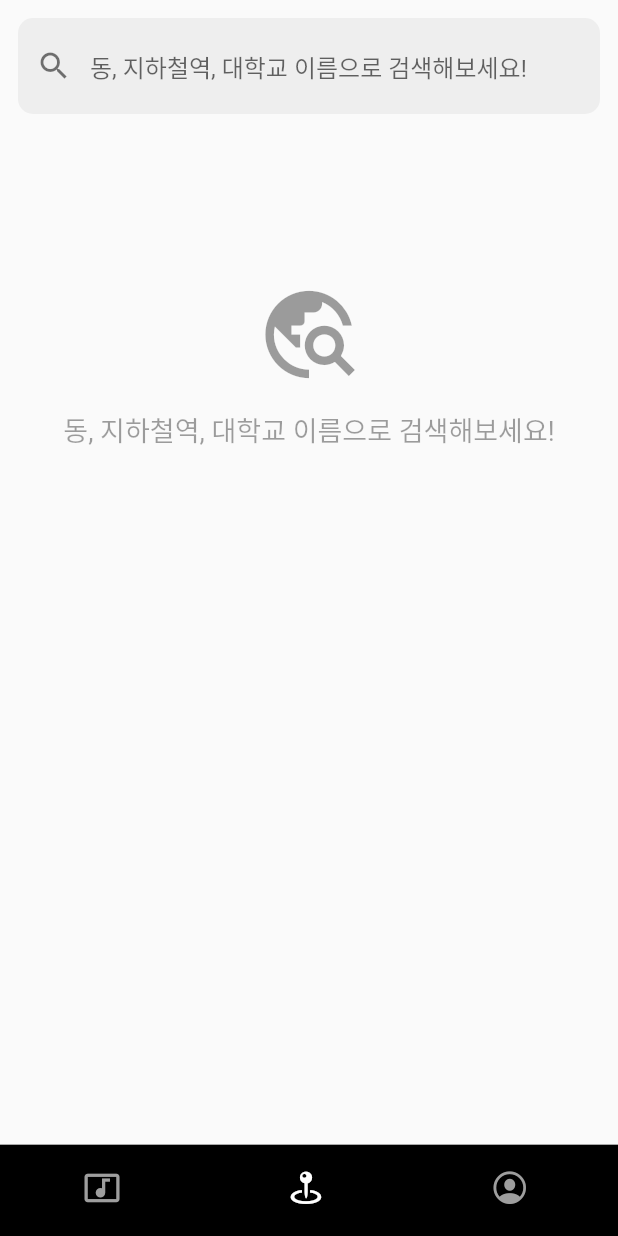
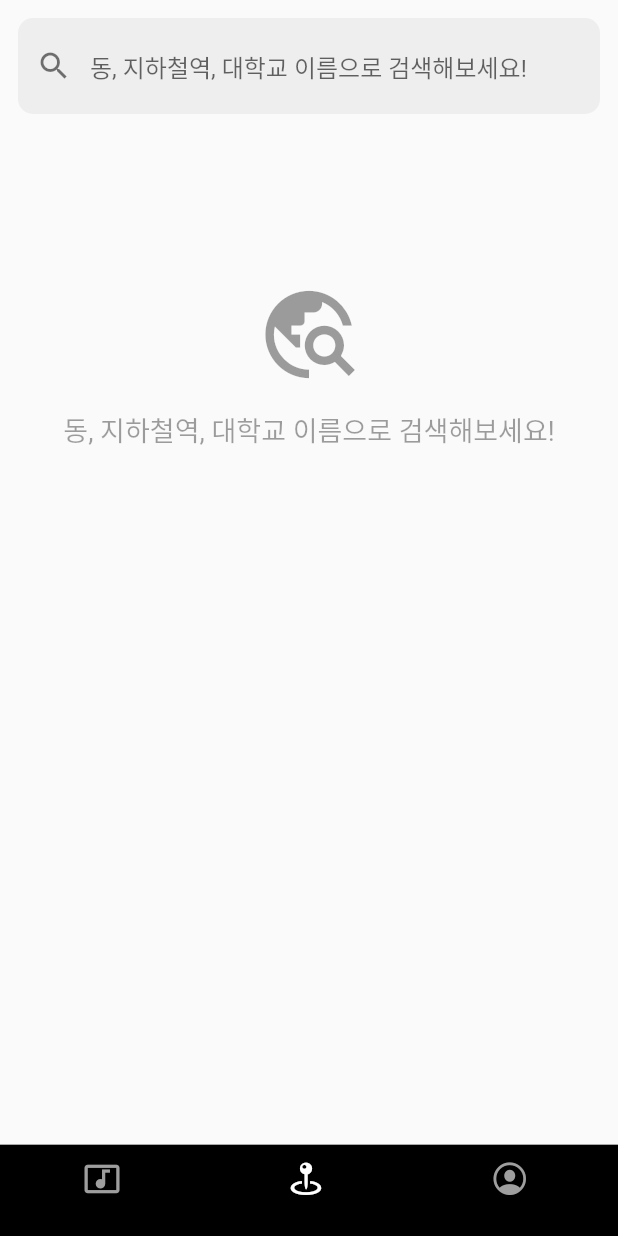
Before and after one commit to LegibleMedal670/shorts_restaurant, a Flutter app: the MapPage screen opened directly, on a phone screen of 412 x 824 dp. Run offline on Flutter 3.47's test engine with Material 3 defaults, Android fonts, the phone set to English and light mode, and no system bars; our stand-ins replace connectivity_plus, shimmer, video_player; network calls fail.

Commit message:
2025.01.31
BottomNavBar.dart
- UI조정 ( NavBar height 조정 )

ShortFormWidget.dart
- UI조정 ( VideoProgressIndicator padding 삭제 )

```diff
--- a/lib/Widgets/BottomNavBar.dart
+++ b/lib/Widgets/BottomNavBar.dart
@@ -7,13 +7,12 @@ import 'package:shorts_restaurant/Shorts/pages/VideoPage.dart';
 
 Widget BottomNavBar(BuildContext context, String page) {
   return Container(
+    padding: EdgeInsets.only(bottom: 15),
     height: (Platform.isIOS)
-        ? MediaQuery.of(context).size.height * (80 / 812)
+        ? MediaQuery.of(context).size.height * (70 / 812)
         : MediaQuery.of(context).size.height * (60 / 812),
     color: Colors.black,
-    child: Column(
-      children: [
-        Row(
+    child: Row(
       children: [
         // 쇼츠
         InkWell(
@@ -42,8 +41,8 @@ Widget BottomNavBar(BuildContext context, String page) {
             }
           },
           child: Container(
-                padding: EdgeInsets.only(
-                    top: MediaQuery.of(context).size.height * (16 / 812)),
+            // padding: EdgeInsets.only(
+            //     top: MediaQuery.of(context).size.height * (16 / 812)),
             color: Colors.transparent,
             width: MediaQuery.of(context).size.width * 0.33,
             child: Icon(
@@ -80,8 +79,8 @@ Widget BottomNavBar(BuildContext context, String page) {
             }
           },
           child: Container(
-                padding: EdgeInsets.only(
-                    top: MediaQuery.of(context).size.height * (16 / 812)),
+            // padding: EdgeInsets.only(
+            //     top: MediaQuery.of(context).size.height * (16 / 812)),
             color: Colors.transparent,
             width: MediaQuery.of(context).size.width * 0.33,
             child: Icon(
@@ -119,8 +118,8 @@ Widget BottomNavBar(BuildContext context, String page) {
             }
           },
           child: Container(
-                padding: EdgeInsets.only(
-                    top: MediaQuery.of(context).size.height * (16 / 812)),
+            // padding: EdgeInsets.only(
+            //     top: MediaQuery.of(context).size.height * (16 / 812)),
             color: Colors.transparent,
             width: MediaQuery.of(context).size.width * 0.33,
             child: Icon(
@@ -133,7 +132,5 @@ Widget BottomNavBar(BuildContext context, String page) {
         ),
       ],
     ),
-      ],
-    ),
   );
 }
```
Also changed, not shown: lib/Shorts/pages/VideoPage.dart (+44 -0 lines), lib/Shorts/widgets/ShortFormWidget.dart (+10 -10 lines). Lines whose indentation alone changed are shown as unchanged.
